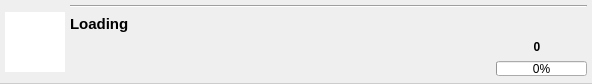
Before: the Qt Designer form src/ui/DownloadItem.ui in gyuha/wolf-catcher, drawn with Qt 5.
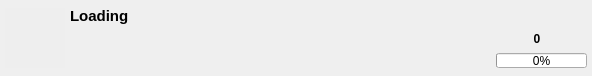
After: the same form once the commit is applied. Icons and pictures are not drawn.

```diff
--- a/src/ui/DownloadItem.ui
+++ b/src/ui/DownloadItem.ui
@@ -14,9 +14,7 @@
    <string>Form</string>
   </property>
   <property name="styleSheet">
-   <string notr="true">#DownloadItem {
- border-bottom: 1px solid #ccc;
-}</string>
+   <string notr="true"/>
   </property>
   <layout class="QHBoxLayout" name="horizontalLayout" stretch="0,1">
    <property name="spacing">
@@ -53,7 +51,7 @@
      </property>
      <property name="styleSheet">
       <string notr="true">#image_label {
- background-color: white;
+ background-color: #eee;
 }</string>
      </property>
      <property name="text">
@@ -63,13 +61,6 @@
    </item>
    <item>
     <layout class="QVBoxLayout" name="verticalLayout">
-     <item>
-      <widget class="Line" name="line">
-       <property name="orientation">
-        <enum>Qt::Horizontal</enum>
-       </property>
-      </widget>
-     </item>
      <item>
       <layout class="QHBoxLayout" name="horizontalLayout_2">
        <item>
```
